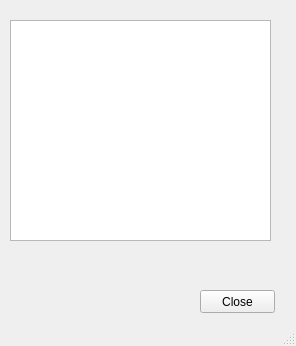
Above: example_project_vs2019/CompiledUIControl/mainwindow.ui from janwilmans/copperspice-gettingstarted before the change. Below: the same form after it.
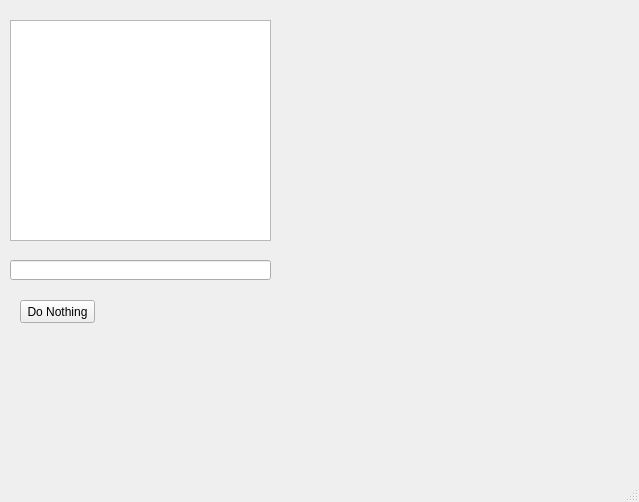
That is the form after the change.

What changed in the file:
```diff
--- a/example_project_vs2019/CompiledUIControl/mainwindow.ui
+++ b/example_project_vs2019/CompiledUIControl/mainwindow.ui
@@ -6,8 +6,8 @@
    <rect>
     <x>0</x>
     <y>0</y>
-    <width>296</width>
-    <height>346</height>
+        <width>639</width>
+        <height>502</height>
    </rect>
   </property>
   <property name="windowTitle">
@@ -17,14 +17,14 @@
    <widget class="QPushButton" name="pushButton">
     <property name="geometry">
      <rect>
-      <x>200</x>
-      <y>290</y>
+            <x>20</x>
+            <y>300</y>
       <width>75</width>
       <height>23</height>
      </rect>
     </property>
     <property name="text">
-     <string>Close</string>
+          <string>Do Nothing</string>
     </property>
    </widget>
    <widget class="QListView" name="listView">
@@ -37,6 +37,16 @@
      </rect>
     </property>
    </widget>
+      <widget class="QLineEdit" name="lineEdit">
+        <property name="geometry">
+          <rect>
+            <x>10</x>
+            <y>260</y>
+            <width>261</width>
+            <height>20</height>
+          </rect>
+        </property>
+      </widget>
   </widget>
   <widget class="QStatusBar" name="statusbar"/>
  </widget>
```
Lines whose indentation alone changed are shown as unchanged.
